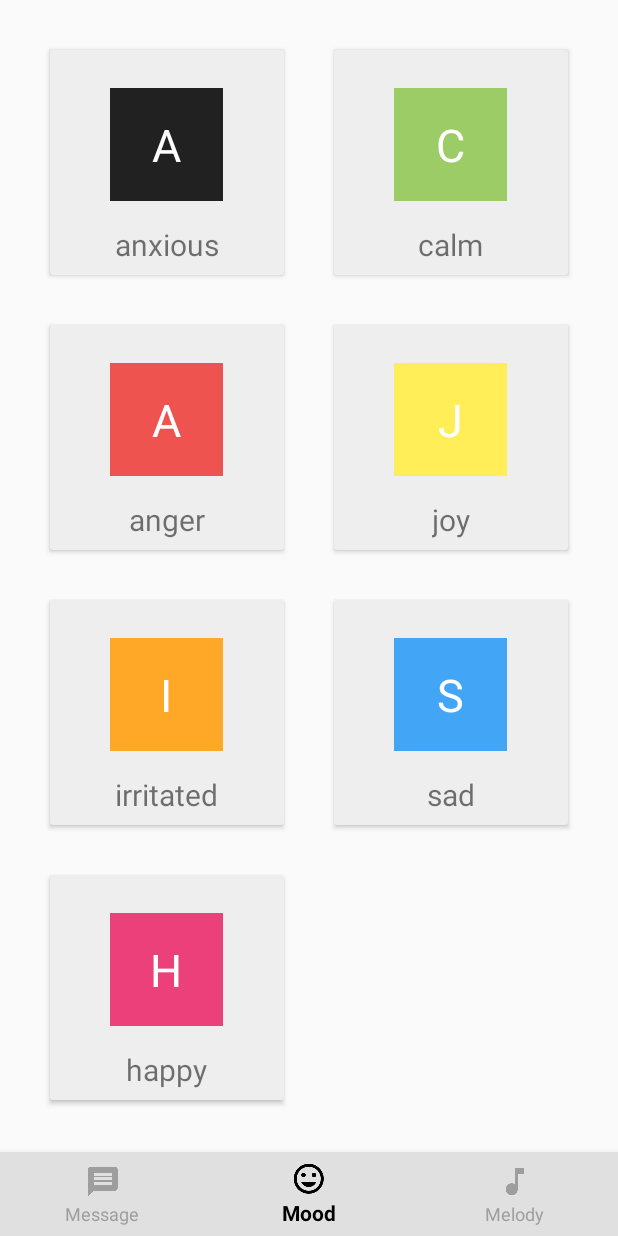
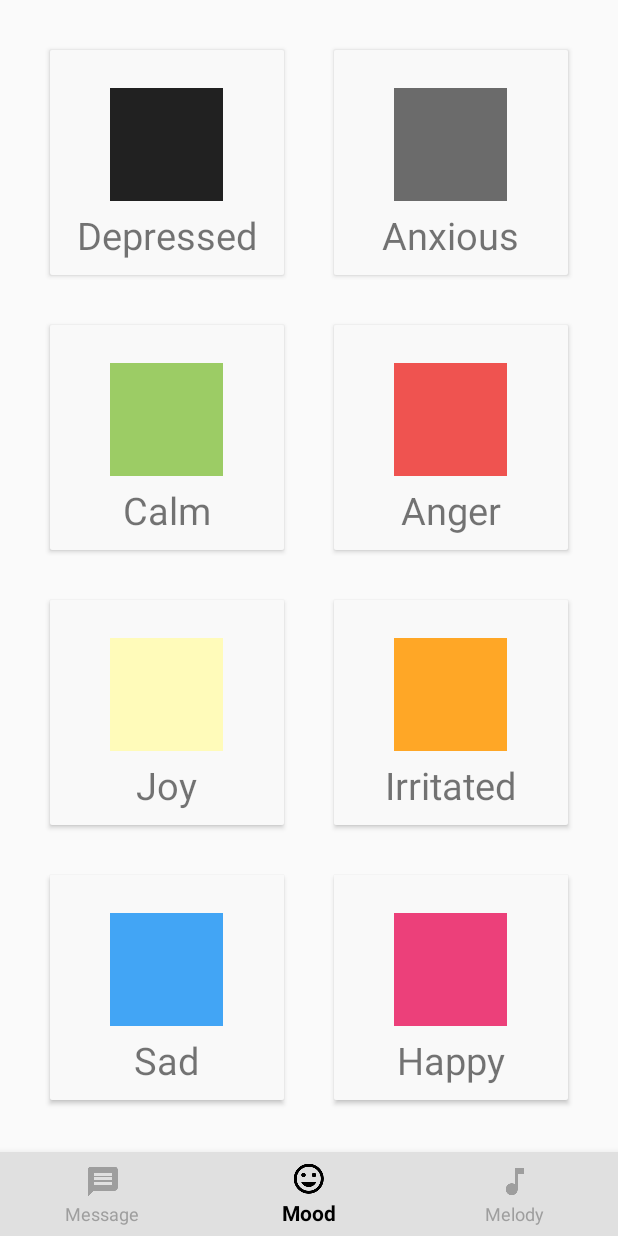
Before and after one commit to dannylui91/SignBoardClient, an Android app: the screen it shows after launch (MainActivity), item 2 of the bottom bar chosen, on a phone screen of 412 x 824 dp. Run offline under Robolectric (Android 15) with nearby library versions, the phone set to English and light mode, and no system bars; our stand-ins replace ButterKnife, Firebase (no records; nobody signed in at launch, a user with empty details on screens opened directly).

Commit message:
UI changes

```diff
--- a/app/src/main/java/com/example/testing/signboardclient/ui/message/MessageFragment.java
+++ b/app/src/main/java/com/example/testing/signboardclient/ui/message/MessageFragment.java
@@ -52,14 +52,14 @@ public class MessageFragment extends Fragment {
                 sendMessage();
             }
         });
-
     }
 
     private void sendMessage() {
         String message = messageEtv.getText().toString().trim();
+        Toast.makeText(getContext(), message, Toast.LENGTH_SHORT).show();
 
         if (TextUtils.isEmpty(message)) {
-            Toast.makeText(getActivity(), "Invalid Message", Toast.LENGTH_SHORT).show();
+            Toast.makeText(getActivity(), "Please enter a message", Toast.LENGTH_SHORT).show();
             return;
         }
 
--- a/app/src/main/java/com/example/testing/signboardclient/ui/mood/MoodFragment.java
+++ b/app/src/main/java/com/example/testing/signboardclient/ui/mood/MoodFragment.java
@@ -43,6 +43,7 @@ public class MoodFragment extends Fragment {
         recyclerView.setAdapter(new MoodAdapter());
 
         List<Mood> moods = new ArrayList<>();
+        moods.add(DEPRESSED);
         moods.add(ANXIOUS);
         moods.add(CALM);
         moods.add(ANGER);
--- a/app/src/main/java/com/example/testing/signboardclient/ui/mood/MoodHolder.java
+++ b/app/src/main/java/com/example/testing/signboardclient/ui/mood/MoodHolder.java
@@ -4,6 +4,7 @@ import android.graphics.Color;
 import android.support.v7.widget.RecyclerView;
 import android.view.View;
 import android.widget.TextView;
+import android.widget.Toast;
 
 import com.example.testing.signboardclient.R;
 import com.example.testing.signboardclient.model.Mood;
@@ -30,13 +31,13 @@ public class MoodHolder extends RecyclerView.ViewHolder {
 
     public void bind(final Mood mood) {
         moodTv.setBackgroundColor(Color.parseColor(mood.getMoodColor()));
-        moodTv.setText(String.valueOf(Character.toUpperCase(mood.getMoodText().charAt(0))));
         mootTextTv.setText(mood.getMoodText());
 
         itemView.setOnClickListener(new View.OnClickListener() {
             @Override
             public void onClick(View view) {
                 ref.child("mood").setValue(mood.getMoodText());
+                Toast.makeText(itemView.getContext(), mood.getMoodText(), Toast.LENGTH_SHORT).show();
             }
         });
     }
--- a/app/src/main/java/com/example/testing/signboardclient/utils/Constants.java
+++ b/app/src/main/java/com/example/testing/signboardclient/utils/Constants.java
@@ -7,13 +7,14 @@ import com.example.testing.signboardclient.model.Mood;
  */
 
 public class Constants {
-    public static Mood ANXIOUS = new Mood("anxious", "#212121"); // BLACK
-    public static Mood ANGER = new Mood("anger", "#EF5350"); // RED
-    public static Mood CALM = new Mood("calm", "#9CCC65"); // GREEN
-    public static Mood JOY = new Mood("joy", "#FFEE58"); // YELLOW
-    public static Mood IRRITATED = new Mood("irritated", "#FFA726"); // ORANGE
-    public static Mood SAD = new Mood("sad", "#42A5F5"); // BLUE
-    public static Mood HAPPY = new Mood("happy", "#EC407A"); // PINK
+    public static Mood DEPRESSED = new Mood("Depressed", "#212121"); // BLACK
+    public static Mood ANXIOUS = new Mood("Anxious", "#6b6b6b"); // GRAY
+    public static Mood ANGER = new Mood("Anger", "#EF5350"); // RED
+    public static Mood CALM = new Mood("Calm", "#9CCC65"); // GREEN
+    public static Mood JOY = new Mood("Joy", "#fffbba"); // YELLOW
+    public static Mood IRRITATED = new Mood("Irritated", "#FFA726"); // ORANGE
+    public static Mood SAD = new Mood("Sad", "#42A5F5"); // BLUE
+    public static Mood HAPPY = new Mood("Happy", "#EC407A"); // PINK
 
 
 }
--- a/app/src/main/res/layout/item_mood.xml
+++ b/app/src/main/res/layout/item_mood.xml
@@ -6,7 +6,7 @@
     <RelativeLayout
         android:layout_width="match_parent"
         android:layout_height="match_parent"
-        android:background="#33AAAAAA">
+        android:background="#f9f9f9">
 
         <TextView
             android:id="@+id/civ_mood_color"
@@ -14,9 +14,7 @@
             android:layout_height="75dp"
             android:layout_centerHorizontal="true"
             android:layout_marginTop="25dp"
-            android:background="#FF3244"
             android:gravity="center"
-            android:text="H"
             android:textColor="@color/white"
             android:textSize="30sp"/>
 
@@ -26,9 +24,9 @@
             android:layout_height="wrap_content"
             android:layout_below="@id/civ_mood_color"
             android:layout_centerInParent="true"
-            android:layout_marginTop="15dp"
+            android:layout_marginTop="5dp"
             android:text="hateful"
-            android:textSize="20sp"/>
+            android:textSize="25sp"/>
 
     </RelativeLayout>
 
```
Also changed, not shown: app/src/main/res/layout/fragment_message.xml (+14 -2 lines).
